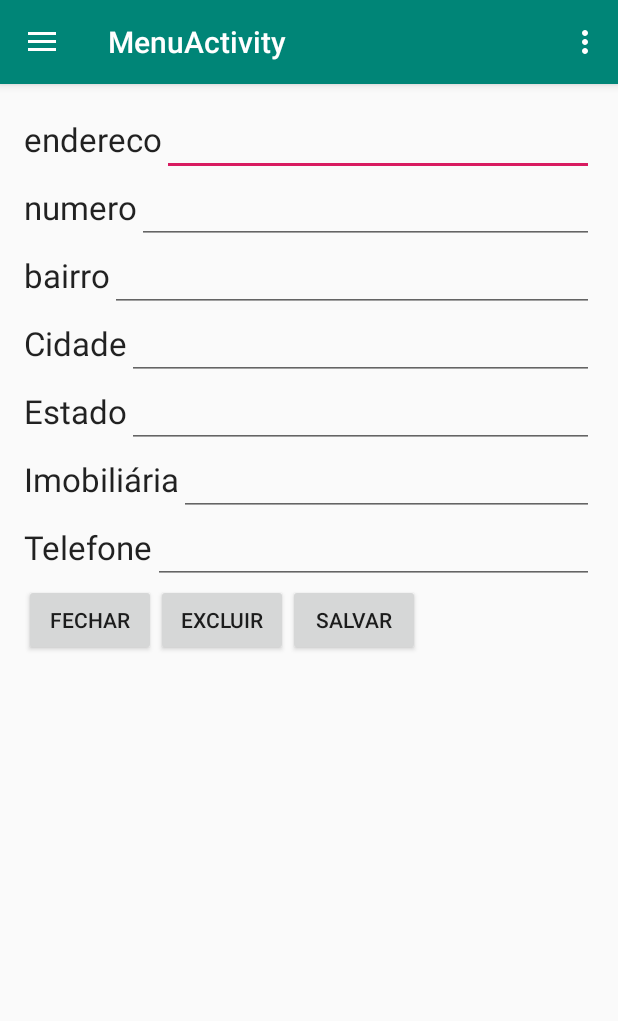
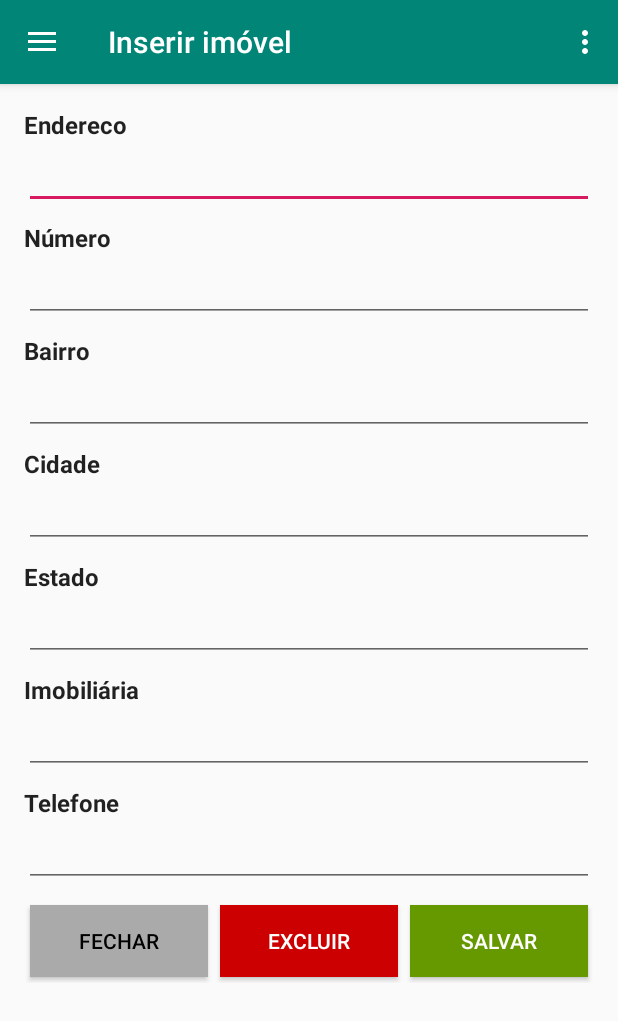
Before and after one commit to jeffersonborges/RentResidence, an Android app: the fragment AddPlaceFragment placed in its activity, in the side drawer, after a tap on "Add record", on a phone screen of 412 x 824 dp. Shown: the top 1021 px of the screen. Run offline under Robolectric (Android 15) with nearby library versions, the phone set to English and light mode, and no system bars; our stand-ins replace Firebase (no records; nobody signed in at launch, a user with empty details on screens opened directly).

Commit message:
Ajustes das telas, menus e mapa

```diff
--- a/app/src/main/java/br/com/jborges/rentresidence/Activity/LoginEmailActivity.java
+++ b/app/src/main/java/br/com/jborges/rentresidence/Activity/LoginEmailActivity.java
@@ -30,8 +30,6 @@ import com.google.firebase.auth.FirebaseAuth;
 
 import br.com.jborges.rentresidence.R;
 import br.com.jborges.rentresidence.Util.Util;
-
-import static android.app.PendingIntent.getActivity;
 
 /**
  * Jefferson Borges - 2019
@@ -134,7 +132,7 @@ public class LoginEmailActivity extends AppCompatActivity implements View.OnClic
 
                 if (task.isSuccessful()) {
 
-                    startActivity(new Intent(getBaseContext(), PrincipalActivity.class));
+                    startActivity(new Intent(getBaseContext(), MenuActivity.class));
                     finish();
                     dialog.dismiss();
                 } else {
--- a/app/src/main/java/br/com/jborges/rentresidence/Activity/MenuActivity.java
+++ b/app/src/main/java/br/com/jborges/rentresidence/Activity/MenuActivity.java
@@ -8,7 +8,6 @@
 
 package br.com.jborges.rentresidence.Activity;
 
-import android.content.Intent;
 import android.os.Bundle;
 import android.support.design.widget.NavigationView;
 import android.support.v4.app.Fragment;
@@ -27,8 +26,8 @@ import com.google.firebase.auth.FirebaseAuth;
 import br.com.jborges.rentresidence.Entidade.Imovel;
 import br.com.jborges.rentresidence.Fragments.AboutFragment;
 import br.com.jborges.rentresidence.Fragments.AddPlaceFragment;
+import br.com.jborges.rentresidence.Fragments.MapFragment;
 import br.com.jborges.rentresidence.Fragments.PlaceListingFragment;
-import br.com.jborges.rentresidence.MapsActivity;
 import br.com.jborges.rentresidence.R;
 
 /**
@@ -59,6 +58,8 @@ public class MenuActivity extends AppCompatActivity
         fragmentManager.beginTransaction()
                 .replace(R.id.container, fragment)
                 .commit();
+
+        getSupportActionBar().setTitle("Listagem de imóveis");
 
     }
 
@@ -104,13 +105,17 @@ public class MenuActivity extends AppCompatActivity
         fragmentManager = getSupportFragmentManager(); // For AppCompat use getSupportFragmentManager
 
         if (id == R.id.nav_home) {
+            getSupportActionBar().setTitle("Listagem de imóveis");
             fragment = new PlaceListingFragment();
         } else if (id == R.id.nav_cadastro) {
             fragment = new AddPlaceFragment();
         } else if (id == R.id.nav_onde_encontrar) {
-            startActivity(new Intent(getBaseContext(), MapsActivity.class));
-            finish();
+            getSupportActionBar().setTitle("Onde nos encontrar");
+            //startActivity(new Intent(getBaseContext(), MapsActivity.class));
+            //finish();
+            fragment = new MapFragment();
         } else if (id == R.id.nav_sobre) {
+            getSupportActionBar().setTitle("Sobre");
             fragment = new AboutFragment();
         }
         else if (id == R.id.nav_sair) {
@@ -142,4 +147,17 @@ public class MenuActivity extends AppCompatActivity
                 .replace(R.id.container, fragment)
                 .commit();
     }
+
+    public void openPlaceListingFragment(){
+        Fragment fragment = new PlaceListingFragment();
+        Bundle bundle = new Bundle();
+
+        fragment.setArguments(bundle);
+
+        fragmentManager.beginTransaction()
+                .replace(R.id.container, fragment)
+                .commit();
+
+        getSupportActionBar().setTitle("Listagem de imóveis");
+    }
 }
--- a/app/src/main/java/br/com/jborges/rentresidence/Adapter/ImovelAdapter.java
+++ b/app/src/main/java/br/com/jborges/rentresidence/Adapter/ImovelAdapter.java
@@ -54,11 +54,14 @@ public class ImovelAdapter extends RecyclerView.Adapter<ImovelAdapter.ViewHolder
 
     class ViewHolder extends RecyclerView.ViewHolder {
         private TextView tvEndereco;
+        private TextView tvNumero;
 
         private ViewHolder(final View itemView) {
             super(itemView);
 
             tvEndereco = (TextView) itemView.findViewById(R.id.tvEndereco);
+            tvNumero = (TextView) itemView.findViewById(R.id.tvNumero);
+
 
             itemView.setOnClickListener(new View.OnClickListener() {
                 @Override
@@ -73,6 +76,7 @@ public class ImovelAdapter extends RecyclerView.Adapter<ImovelAdapter.ViewHolder
         private void setData(Imovel imoveis) {
 
             tvEndereco.setText("Local: " + imoveis.endereco + ", " + imoveis.numero);
+            tvNumero.setText(imoveis.cidade + " - " + imoveis.estado);
         }
     }
 }
--- a/app/src/main/res/layout/fragment_add_place.xml
+++ b/app/src/main/res/layout/fragment_add_place.xml
@@ -1,6 +1,11 @@
 <?xml version="1.0" encoding="utf-8"?>
-<LinearLayout xmlns:android="http://schemas.android.com/apk/res/android"
-    xmlns:tools="http://schemas.android.com/tools"
+<android.support.v4.widget.NestedScrollView
+    android:layout_width="match_parent"
+    android:layout_height="match_parent"
+    xmlns:android="http://schemas.android.com/apk/res/android"
+    xmlns:tools="http://schemas.android.com/tools">
+
+    <LinearLayout
         android:layout_width="match_parent"
         android:layout_height="match_parent"
         android:orientation="vertical"
@@ -13,13 +18,16 @@
         <LinearLayout
             android:layout_width="match_parent"
             android:layout_height="wrap_content"
-        android:orientation="horizontal">
+            android:layout_marginBottom="8dp"
+            android:orientation="vertical">
 
             <TextView
                 android:id="@+id/textView1"
                 android:layout_width="wrap_content"
                 android:layout_height="wrap_content"
-            android:text="endereco"
+                android:text="Endereco"
+                android:textStyle="bold"
+                android:textSize="16sp"
                 android:textAppearance="?android:attr/textAppearanceLarge" />
 
             <EditText
@@ -32,13 +40,16 @@
         <LinearLayout
             android:layout_width="match_parent"
             android:layout_height="wrap_content"
-        android:orientation="horizontal">
+            android:layout_marginBottom="8dp"
+            android:orientation="vertical">
 
             <TextView
                 android:id="@+id/textView2"
                 android:layout_width="wrap_content"
                 android:layout_height="wrap_content"
-            android:text="numero"
+                android:textSize="16sp"
+                android:textStyle="bold"
+                android:text="Número"
                 android:textAppearance="?android:attr/textAppearanceLarge" />
 
             <EditText
@@ -50,13 +61,16 @@
         <LinearLayout
             android:layout_width="match_parent"
             android:layout_height="wrap_content"
-        android:orientation="horizontal">
+            android:layout_marginBottom="8dp"
+            android:orientation="vertical">
 
             <TextView
                 android:id="@+id/textView3"
                 android:layout_width="wrap_content"
                 android:layout_height="wrap_content"
-            android:text="bairro"
+                android:textSize="16sp"
+                android:textStyle="bold"
+                android:text="Bairro"
                 android:textAppearance="?android:attr/textAppearanceLarge" />
 
             <EditText
@@ -69,13 +83,16 @@
             android:layout_width="match_parent"
             android:layout_height="wrap_content"
             android:layout_gravity="center_horizontal"
-        android:orientation="horizontal">
+            android:layout_marginBottom="8dp"
+            android:orientation="vertical">
 
             <TextView
                 android:id="@+id/textView4"
                 android:layout_width="wrap_content"
                 android:layout_height="wrap_content"
+                android:textSize="16sp"
                 android:text="Cidade"
+                android:textStyle="bold"
                 android:textAppearance="?android:attr/textAppearanceLarge" />
 
             <EditText
@@ -88,13 +105,16 @@
             android:layout_width="match_parent"
             android:layout_height="wrap_content"
             android:layout_gravity="center_horizontal"
-        android:orientation="horizontal">
+            android:layout_marginBottom="8dp"
+            android:orientation="vertical">
 
             <TextView
                 android:id="@+id/textView5"
                 android:layout_width="wrap_content"
                 android:layout_height="wrap_content"
+                android:textSize="16sp"
                 android:text="Estado"
+                android:textStyle="bold"
                 android:textAppearance="?android:attr/textAppearanceLarge" />
 
             <EditText
@@ -107,13 +127,16 @@
             android:layout_width="match_parent"
             android:layout_height="wrap_content"
             android:layout_gravity="center_horizontal"
-        android:orientation="horizontal">
+            android:layout_marginBottom="8dp"
+            android:orientation="vertical">
 
             <TextView
                 android:id="@+id/textView6"
                 android:layout_width="wrap_content"
                 android:layout_height="wrap_content"
+                android:textSize="16sp"
                 android:text="Imobiliária"
+                android:textStyle="bold"
                 android:textAppearance="?android:attr/textAppearanceLarge" />
 
             <EditText
@@ -126,13 +149,16 @@
             android:layout_width="match_parent"
             android:layout_height="wrap_content"
             android:layout_gravity="center_horizontal"
-        android:orientation="horizontal">
+            android:layout_marginBottom="8dp"
+            android:orientation="vertical">
 
             <TextView
                 android:id="@+id/textView7"
                 android:layout_width="wrap_content"
                 android:layout_height="wrap_content"
+                android:textSize="16sp"
                 android:text="Telefone"
+                android:textStyle="bold"
                 android:textAppearance="?android:attr/textAppearanceLarge" />
 
             <EditText
@@ -144,25 +170,39 @@
         <LinearLayout
             android:layout_width="match_parent"
             android:layout_height="wrap_content"
+            android:layout_marginBottom="8dp"
             android:orientation="horizontal">
 
             <Button
                 android:id="@+id/btn_fechar"
-            android:layout_width="wrap_content"
+                android:layout_width="0dp"
                 android:layout_height="wrap_content"
-            android:text="Fechar" />
+                android:background="@android:color/darker_gray"
+                android:textColor="@android:color/black"
+                android:layout_margin="4dp"
+                android:text="Fechar"
+                android:layout_weight="1"/>
 
             <Button
                 android:id="@+id/btn_excluir"
-            android:layout_width="wrap_content"
+                android:layout_width="0dp"
                 android:layout_height="wrap_content"
+                android:layout_weight="1"
+                android:background="@android:color/holo_red_dark"
+                android:textColor="@android:color/white"
+                android:layout_margin="4dp"
                 android:text="Excluir" />
 
             <Button
                 android:id="@+id/btn_salvar"
-            android:layout_width="wrap_content"
+                android:layout_width="0dp"
                 android:layout_height="wrap_content"
+                android:background="@android:color/holo_green_dark"
+                android:textColor="@android:color/white"
+                android:layout_margin="4dp"
+                android:layout_weight="1"
                 android:text="Salvar" />
         </LinearLayout>
 
     </LinearLayout>
+</android.support.v4.widget.NestedScrollView>
```
Also changed, not shown: app/src/main/java/br/com/jborges/rentresidence/Fragments/AddPlaceFragment.java (+17 -15 lines), app/src/main/java/br/com/jborges/rentresidence/Fragments/MapFragment.java (added, +90 -0 lines), app/src/main/res/layout/fragment_map.xml (added, +11 -0 lines), app/src/main/res/layout/fragment_place_listing.xml (+2 -8 lines), app/src/main/res/layout/linha_imoveis.xml (+30 -3 lines). Lines whose indentation alone changed are shown as unchanged.
